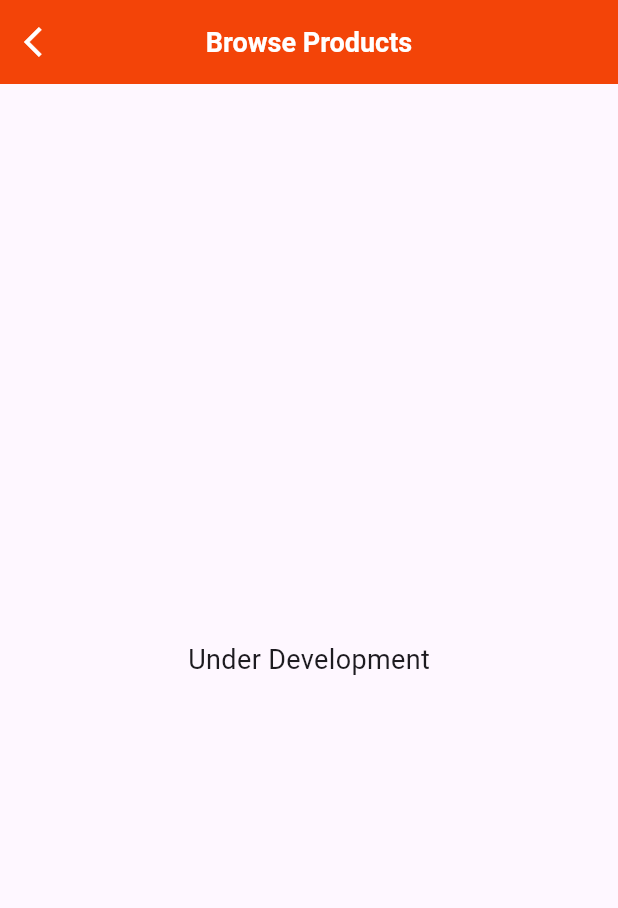
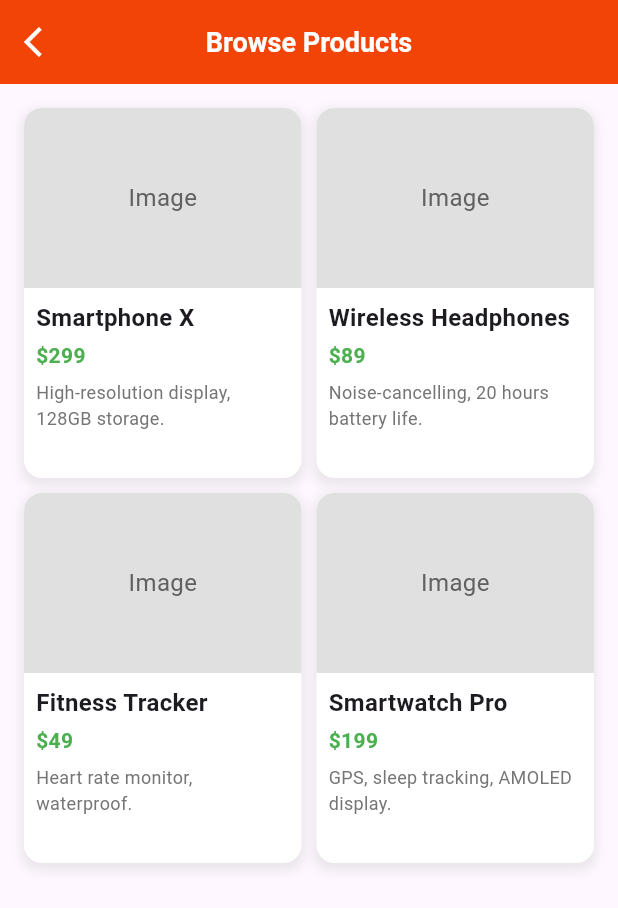
Before and after one commit to Handaal/DepiGradProj, a Flutter app: the Products screen opened by its route, on a phone screen of 412 x 824 dp. Shown: the top 908 px of the screen. Run offline on Flutter 3.47's test engine with Material 3 defaults, Android fonts, the phone set to English and light mode, and no system bars; our stand-ins replace animated_splash_screen, curved_navigation_bar, flutter_screenutil, flutter_svg, get, page_transition.

Commit message:
pre-final

```diff
--- a/lib/features/onBoarding/on_boarding.dart
+++ b/lib/features/onBoarding/on_boarding.dart
@@ -115,7 +115,7 @@ class _OnBoardingBodyState extends State<OnBoardingBody> {
             GestureDetector(
               onTap: () {
                 if (currentIndex == contents.length - 1) {
-                  Navigator.pushNamed(context, '/bottomNavBar');
+                  Navigator.pushNamed(context, '/login');
                 }
                 _controller?.nextPage(
                   duration: Duration(milliseconds: 100),
--- a/lib/screens/deals.dart
+++ b/lib/screens/deals.dart
@@ -43,7 +43,7 @@ class Deals extends StatelessWidget {
           ),
           child: Center(
             child: Text(
-              "There are no deals for now/nCome Back Later!",
+              "There are no deals for now\nCome Back Later!",
               style: TextStyle(
                 fontSize: 18,
               ),
--- a/lib/screens/products.dart
+++ b/lib/screens/products.dart
@@ -17,7 +17,7 @@ class Products extends StatelessWidget {
             style: TextStyle(
               fontSize: 18,
               color: Colors.white,
-              fontWeight: FontWeight.bold
+              fontWeight: FontWeight.bold,
             ),
           ),
           leading: GestureDetector(
@@ -34,19 +34,122 @@ class Products extends StatelessWidget {
           elevation: 1,
           automaticallyImplyLeading: false,
         ),
-
-        body: Container(
+        body: GestureDetector(
+          onTap: () {
+            Navigator.pushNamed(context, "/productDetails");
+          },
+          child: Container(
             height: SizeConfig.screenHeight,
             width: SizeConfig.screenWidth,
+            padding: EdgeInsets.all(16),
+            child: GridView.builder(
+              itemCount: 4,
+              gridDelegate: SliverGridDelegateWithFixedCrossAxisCount(
+                crossAxisCount: 2, // 2 columns
+                crossAxisSpacing: 10,
+                mainAxisSpacing: 10,
+                childAspectRatio: 0.75,
+              ),
+              itemBuilder: (context, index) {
+                // Dummy data for each product
+                final productData = [
+                  {
+                    "name": "Smartphone X",
+                    "price": "299",
+                    "description": "High-resolution display, 128GB storage.",
+                  },
+                  {
+                    "name": "Wireless Headphones",
+                    "price": "89",
+                    "description": "Noise-cancelling, 20 hours battery life.",
+                  },
+                  {
+                    "name": "Fitness Tracker",
+                    "price": "49",
+                    "description": "Heart rate monitor, waterproof.",
+                  },
+                  {
+                    "name": "Smartwatch Pro",
+                    "price": "199",
+                    "description": "GPS, sleep tracking, AMOLED display.",
+                  }
+                ];
+
+                return Container(
                   decoration: BoxDecoration(
-            color: Colors.transparent
+                    color: Colors.white,
+                    borderRadius: BorderRadius.circular(12),
+                    boxShadow: [
+                      BoxShadow(
+                        color: Colors.grey.withOpacity(0.2),
+                        spreadRadius: 2,
+                        blurRadius: 5,
+                        offset: Offset(0, 3),
+                      ),
+                    ],
+                  ),
+                  child: Column(
+                    crossAxisAlignment: CrossAxisAlignment.start,
+                    children: [
+                      // Image placeholder
+                      Container(
+                        height: 120,
+                        width: double.infinity,
+                        decoration: BoxDecoration(
+                          color: Colors.grey[300],
+                          borderRadius: BorderRadius.vertical(
+                            top: Radius.circular(12),
+                          ),
                         ),
                         child: Center(
                           child: Text(
-              "Under Development",
+                            "Image",
                             style: TextStyle(
-                fontSize: 18,
+                              fontSize: 16,
+                              color: Colors.grey[700],
                             ),
+                          ),
+                        ),
+                      ),
+                      Padding(
+                        padding: const EdgeInsets.all(8.0),
+                        child: Column(
+                          crossAxisAlignment: CrossAxisAlignment.start,
+                          children: [
+                            // Product Name
+                            Text(
+                              productData[index]["name"]!,
+                              style: TextStyle(
+                                fontSize: 16,
+                                fontWeight: FontWeight.bold,
+                              ),
+                            ),
+                            SizedBox(height: 4),
+                            // Product Price
+                            Text(
+                              "\$${productData[index]["price"]}",
+                              style: TextStyle(
+                                fontSize: 14,
+                                color: Colors.green,
+                                fontWeight: FontWeight.w600,
+                              ),
+                            ),
+                            SizedBox(height: 6),
+                            // Product Description (short)
+                            Text(
+                              productData[index]["description"]!,
+                              style: TextStyle(
+                                fontSize: 12,
+                                color: Colors.grey[600],
+                              ),
+                            ),
+                          ],
+                        ),
+                      ),
+                    ],
+                  ),
+                );
+              },
             ),
           ),
         ),
```
Also changed, not shown: lib/features/register/login.dart (+49 -26 lines), lib/features/register/signup.dart (+56 -29 lines), lib/main.dart (+5 -3 lines). Lines whose indentation alone changed are shown as unchanged.
